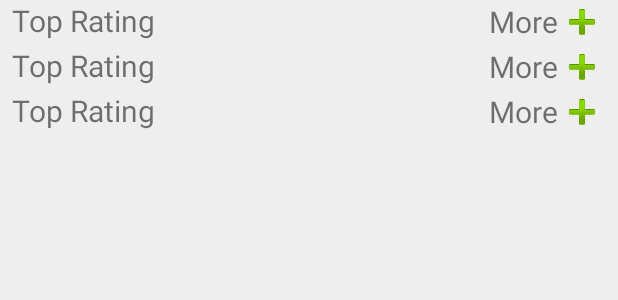
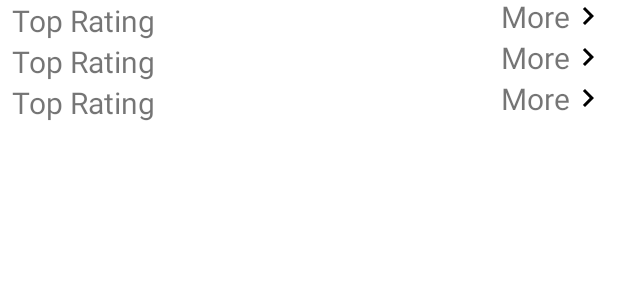
Before and after one commit to Byalko/MovieDB, an Android app: the layout fragment_home.xml on its own in the app's theme, with its tools: preview values and no code run, on a phone screen of 412 x 824 dp. Shown: the top 300 px of the screen. Run offline under Robolectric (Android 15) with nearby library versions, the phone set to English and light mode, and no system bars.

Commit message:
- change status bat to withe with black icon, add icon to more homeFragment, change selector for icon more

```diff
--- a/app/src/main/java/com/example/test_diplom/MainActivity.kt
+++ b/app/src/main/java/com/example/test_diplom/MainActivity.kt
@@ -1,6 +1,8 @@
 package com.example.test_diplom
 
+import android.graphics.Color
 import android.os.Bundle
+import android.view.View
 import androidx.appcompat.app.AppCompatActivity
 import androidx.navigation.findNavController
 import androidx.navigation.ui.setupWithNavController
@@ -18,6 +20,7 @@ class MainActivity : AppCompatActivity() {
         binding = ActivityMainBinding.inflate(layoutInflater)
         setContentView(binding.root)
 
+        window.statusBarColor = Color.WHITE
         setupBottomNavigation()
     }
 
--- /dev/null
+++ b/app/src/main/res/drawable/ic_more_home.xml
@@ -0,0 +1,9 @@
+<vector xmlns:android="http://schemas.android.com/apk/res/android"
+    android:width="24dp"
+    android:height="24dp"
+    android:viewportWidth="24"
+    android:viewportHeight="24">
+  <path
+      android:pathData="M10,6L8.59,7.41 13.17,12l-4.58,4.59L10,18l6,-6 -6,-6z"
+      android:fillColor="#000000"/>
+</vector>
--- a/app/src/main/res/drawable/selector_view_more.xml
+++ b/app/src/main/res/drawable/selector_view_more.xml
@@ -1,5 +1,5 @@
 <?xml version="1.0" encoding="utf-8"?>
 <selector xmlns:android="http://schemas.android.com/apk/res/android">
-    <item android:state_pressed="true" android:drawable="@color/black_grey"/>
-    <item android:drawable="@color/grey"/>
+    <item android:state_pressed="true" android:drawable="@color/grey"/>
+    <item android:drawable="@color/white"/>
 </selector>
--- a/app/src/main/res/layout/fragment_home.xml
+++ b/app/src/main/res/layout/fragment_home.xml
@@ -5,7 +5,7 @@
     android:layout_width="match_parent"
     android:layout_height="match_parent"
     android:orientation="vertical"
-    android:background="#11000000"
+    android:background="@color/white"
     tools:context=".ui.home.HomeFragment">
 
     <androidx.swiperefreshlayout.widget.SwipeRefreshLayout
--- a/app/src/main/res/layout/list_iem_category.xml
+++ b/app/src/main/res/layout/list_iem_category.xml
@@ -22,6 +22,7 @@
         android:layout_height="wrap_content"
         app:layout_constraintEnd_toEndOf="@+id/margin_end"
         app:layout_constraintTop_toTopOf="parent"
+        android:layout_marginBottom="7dp"
         app:layout_constraintBottom_toTopOf="@+id/list_film">
 
         <TextView
@@ -39,7 +40,7 @@
             android:layout_width="wrap_content"
             android:layout_height="wrap_content"
             android:layout_centerVertical="true"
-            android:src="@android:drawable/ic_input_add"/>
+            android:src="@drawable/ic_more_home"/>
     </RelativeLayout>
 
     <androidx.constraintlayout.widget.Guideline
--- a/app/src/main/res/values/themes.xml
+++ b/app/src/main/res/values/themes.xml
@@ -10,6 +10,7 @@
         <item name="colorSecondaryVariant">@color/teal_700</item>
         <item name="colorOnSecondary">@color/black</item>
         <!-- Status bar color. -->
+        <item name="android:windowLightStatusBar">true</item>
         <item name="android:statusBarColor" tools:targetApi="l">?attr/colorPrimaryVariant</item>
         <!-- Customize your theme here. -->
     </style>
```
